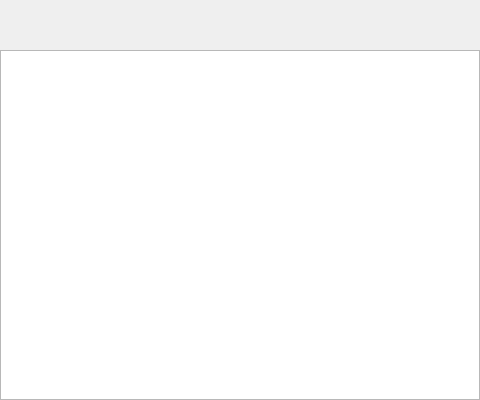
Above: MlushPlayer/Player/PlayerForm.ui from mrfeod/MlushPlayer before the change. Below: the same form after it.
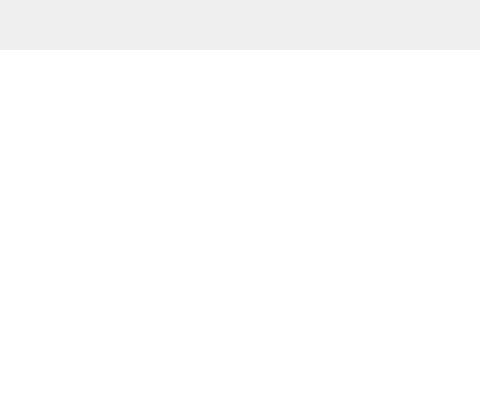
That is the form after the change. Custom widgets are drawn as their Qt base class.

The edit to the form file:
```diff
--- a/MlushPlayer/Player/PlayerForm.ui
+++ b/MlushPlayer/Player/PlayerForm.ui
@@ -51,7 +51,29 @@
       </widget>
      </item>
      <item>
-      <widget class="QListView" name="playlistView"/>
+      <widget class="QListWidget" name="playlistWidget">
+       <property name="frameShape">
+        <enum>QFrame::NoFrame</enum>
+       </property>
+       <property name="frameShadow">
+        <enum>QFrame::Plain</enum>
+       </property>
+       <property name="lineWidth">
+        <number>0</number>
+       </property>
+       <property name="editTriggers">
+        <set>QAbstractItemView::DoubleClicked|QAbstractItemView::EditKeyPressed</set>
+       </property>
+       <property name="showDropIndicator" stdset="0">
+        <bool>false</bool>
+       </property>
+       <property name="selectionBehavior">
+        <enum>QAbstractItemView::SelectItems</enum>
+       </property>
+       <property name="batchSize">
+        <number>6000</number>
+       </property>
+      </widget>
      </item>
     </layout>
    </item>
```
